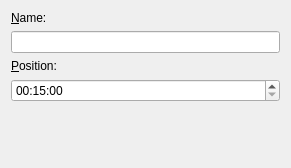
Above: plugins/video/addchapter.ui from google-code-export/kmediafactory before the change. Below: the same form after it.
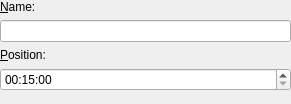
That is the form after the change.

```diff
--- a/plugins/video/addchapter.ui
+++ b/plugins/video/addchapter.ui
@@ -6,7 +6,7 @@
     <x>0</x>
     <y>0</y>
     <width>291</width>
-    <height>168</height>
+    <height>104</height>
    </rect>
   </property>
   <property name="windowTitle" >
@@ -14,7 +14,7 @@
   </property>
   <layout class="QVBoxLayout" >
    <property name="margin" >
-    <number>11</number>
+    <number>0</number>
    </property>
    <property name="spacing" >
     <number>6</number>
```
